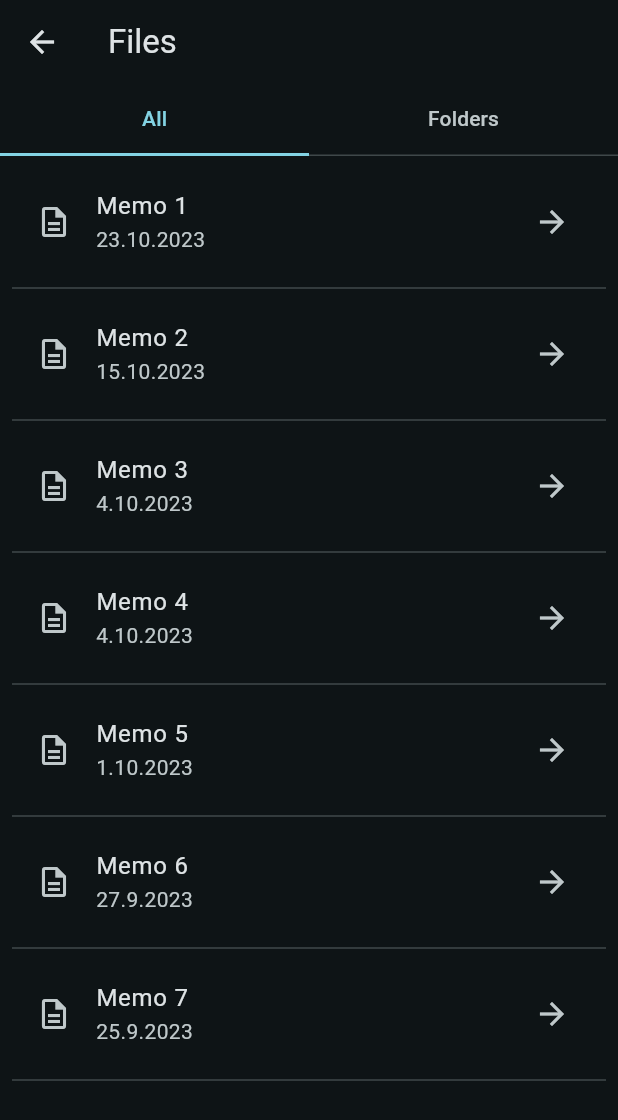
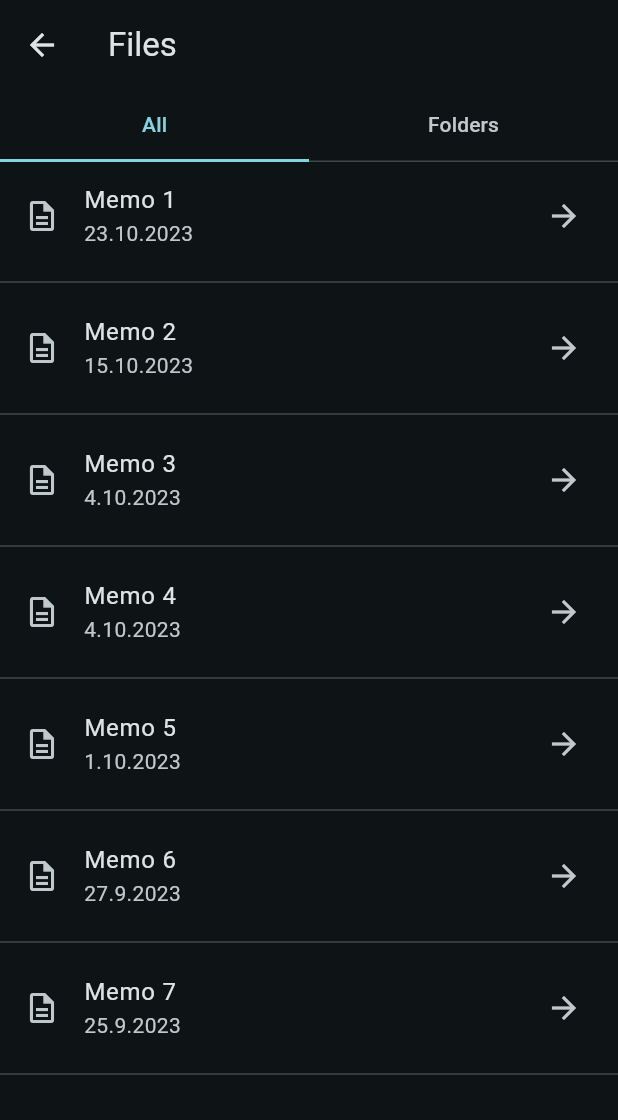
Before and after one commit to leo-usa/voice_memo, a Flutter app: the FilesPage screen opened directly, on a phone screen of 412 x 824 dp. Shown: the top 1120 px of the screen. Run offline on Flutter 3.47's test engine with Material 2 defaults, Android fonts, the light colour scheme and no system bars; our stand-ins replace audioplayers; missing offline and left inert: record; statements that could not run were skipped.

Commit message:
cleaning the code

```diff
--- a/lib/files.dart
+++ b/lib/files.dart
@@ -5,22 +5,86 @@ class FileItem {
   final String name;
   final String date;
   final String folderName;
+  // final String originalText;
+  // final String cleanedText;
+  // final String summaryText;
+  // final String audio;
 
   FileItem({
     required this.name,
     required this.date,
     required this.folderName,
+    // required this.originalText,
+    // required this.cleanedText,
+    // required this.summaryText,
+    // required this.audio,
   });
 }
 
 final List<FileItem> filenames = <FileItem>[
-  FileItem(name: 'Memo 1', date: '23.10.2023', folderName: 'Meeting notes'),
-  FileItem(name: 'Memo 2', date: '15.10.2023', folderName: 'Meeting notes'),
-  FileItem(name: 'Memo 3', date: '4.10.2023', folderName: 'Email drafts'),
-  FileItem(name: 'Memo 4', date: '4.10.2023', folderName: 'Ideas'),
-  FileItem(name: 'Memo 5', date: '1.10.2023', folderName: 'Ideas'),
-  FileItem(name: 'Memo 6', date: '27.9.2023', folderName: 'Ideas'),
-  FileItem(name: 'Memo 7', date: '25.9.2023', folderName: 'Meeting notes'),
+  FileItem(
+    name: 'Memo 1',
+    date: '23.10.2023',
+    folderName: 'Meeting notes',
+    // originalText: 'Original text for',
+    // cleanedText: 'Cleaned text for',
+    // summaryText: 'Summary text for',
+    // audio: 'Audio for'
+  ),
+  FileItem(
+    name: 'Memo 2',
+    date: '15.10.2023',
+    folderName: 'Meeting notes',
+    // originalText: 'Original text for',
+    // cleanedText: 'Cleaned text for',
+    // summaryText: 'Summary text for',
+    // audio: 'Audio for'
+  ),
+  FileItem(
+    name: 'Memo 3',
+    date: '4.10.2023',
+    folderName: 'Email drafts',
+    // originalText: 'Original text for',
+    // cleanedText: 'Cleaned text for',
+    // summaryText: 'Summary text for',
+    // audio: 'Audio for'
+  ),
+  FileItem(
+    name: 'Memo 4',
+    date: '4.10.2023',
+    folderName: 'Ideas',
+    // originalText: 'Original text for',
+    // cleanedText: 'Cleaned text for',
+    // summaryText: 'Summary text for',
+    // audio: 'Audio for'
+  ),
+  FileItem(
+    name: 'Memo 5',
+    date: '1.10.2023',
+    folderName: 'Ideas',
+    // originalText: 'Original text for',
+    // cleanedText: 'Cleaned text for',
+    // summaryText: 'Summary text for',
+    // audio: 'Audio for'
+  ),
+  FileItem(
+    name: 'Memo 6',
+    date: '27.9.2023',
+    folderName: 'Ideas',
+    // originalText: 'Original text for',
+    // cleanedText: 'Cleaned text for',
+    // summaryText: 'Summary text for',
+    // audio: 'Audio for'
+  ),
+  FileItem(
+    name: 'Memo 7',
+    date: '25.9.2023',
+    folderName: 'Meeting notes',
+    // originalText: 'Original text for',
+    // cleanedText: 'Cleaned text for',
+    // summaryText: 'Summary text for',
+    // audio: 'Audio for'
+  ),
 ];
 
 final List<String> foldernames = <String>[
@@ -34,6 +98,44 @@ class FilesPage extends StatefulWidget {
 
   @override
   State<FilesPage> createState() => _FilesPageState();
+}
+
+class FileUtils {
+  static void openFile(BuildContext context, FileItem fileItem) {
+    // Avaa tiedosto valitussa näkymässä
+    Navigator.of(context).push(
+      MaterialPageRoute(
+        builder: (context) => OpenedFilePage(title: fileItem.name),
+      ),
+    );
+  }
+}
+
+class FileListTile extends StatelessWidget {
+  final FileItem fileItem;
+  final void Function() onTap;
+
+  const FileListTile({
+    Key? key,
+    required this.fileItem,
+    required this.onTap,
+  }) : super(key: key);
+
+  @override
+  Widget build(BuildContext context) {
+    return Column(
+      children: [
+        ListTile(
+          leading: const Icon(Icons.description_outlined),
+          title: Text(fileItem.name),
+          subtitle: Text(fileItem.date),
+          trailing: const Icon(Icons.arrow_forward),
+          onTap: onTap,
+        ),
+        const Divider(),
+      ],
+    );
+  }
 }
 
 class _FilesPageState extends State<FilesPage> {
@@ -79,15 +181,6 @@ class _FilesPageState extends State<FilesPage> {
     );
   }
 
-  void _openFile(FileItem fileItem) {
-    // Avaa tiedosto valitussa näkymässä
-    Navigator.of(context).push(
-      MaterialPageRoute(
-        builder: (context) => OpenedFilePage(title: fileItem.name),
-      ),
-    );
-  }
-
   void _openFolder(String folderName) {
     setState(() {
       selectedFolder = folderName;
@@ -130,27 +223,19 @@ class _FilesPageState extends State<FilesPage> {
               });
             },
           ),
+          toolbarHeight: 60.0, // Aseta AppBarin korkeus tähän
         ),
         body: TabBarView(
           children: [
             ListView.builder(
-              padding: const EdgeInsets.all(8),
               itemCount: filenames.length,
               itemBuilder: (BuildContext context, int index) {
                 FileItem fileItem = filenames[index];
-                return Column(
-                  children: [
-                    ListTile(
-                      leading: const Icon(Icons.description_outlined),
-                      title: Text(fileItem.name),
-                      subtitle: Text(fileItem.date),
-                      trailing: const Icon(Icons.arrow_forward),
+                return FileListTile(
+                  fileItem: fileItem,
                   onTap: () {
-                        _openFile(fileItem);
+                    FileUtils.openFile(context, fileItem);
                   },
-                    ),
-                    const Divider(),
-                  ],
                 );
               },
             ),
@@ -191,8 +276,7 @@ class _FilesPageState extends State<FilesPage> {
   }
 
   List<FileItem> getFolderContent(String folderName) {
-    // Tässä voit hakea kansion sisällön jostain lähteestä
-    // Palauta luettelo tiedostoista tai muusta sisällöstä
+    // Palauta luettelo tiedostoista
     return filenames.where((file) => file.folderName == folderName).toList();
   }
 }
@@ -205,15 +289,6 @@ class FolderViewPage extends StatelessWidget {
     required this.folderName,
     required this.folderContent,
   });
-
-  void _openFile(BuildContext context, FileItem fileItem) {
-    // Avaa tiedosto valitussa näkymässä
-    Navigator.of(context).push(
-      MaterialPageRoute(
-        builder: (context) => OpenedFilePage(title: fileItem.name),
-      ),
-    );
-  }
 
   @override
   Widget build(BuildContext context) {
@@ -249,7 +324,7 @@ class FolderViewPage extends StatelessWidget {
                     value: 'deleteFolder',
                     child: Row(
                       children: <Widget>[
-                      Icon(Icons.delete),
+                        Icon(Icons.delete_outlined),
                         SizedBox(
                           width: 8.0,
                         ),
@@ -261,27 +336,27 @@ class FolderViewPage extends StatelessWidget {
               },
             ),
           ],
+          toolbarHeight: 60.0, // AppBarin korkeus tähän
         ),
-      body: ListView.builder(
+        body: folderContent.isEmpty
+            ? const Center(
+                child: Text('Folder is empty'),
+              )
+            : ListView.builder(
                 itemCount: folderContent.length,
                 itemBuilder: (BuildContext context, int index) {
-          FileItem content = folderContent[index];
-          return Column(
-            children: [
-              ListTile(
-                leading: const Icon(Icons.description_outlined),
-                title: Text(content.name),
-                subtitle: Text(content.date),
-                trailing: const Icon(Icons.arrow_forward),
+                  FileItem fileItem = folderContent[index];
+                  bool isFileInFolder = fileItem.folderName ==
+                      folderName; // Check if the file belongs to opened folder
+                  return FileListTile(
+                    fileItem: fileItem,
                     onTap: () {
-                  _openFile(context, content);
+                      if (isFileInFolder) {
+                        FileUtils.openFile(context, fileItem);
+                      }
                     },
-              ),
-              const Divider(),
-            ],
                   );
                 },
-      ),
-    );
+              ));
   }
 }
--- a/lib/main.dart
+++ b/lib/main.dart
@@ -46,7 +46,7 @@
               title:
                   Text(widget.title), // Aseta otsikko vain RecordPage-näkymälle
             )
-          : null, // Muissa näkymissä ei ole otsikkoa
+          : null, // Muissa näkymissä ei ole Voice Memo -otsikkoa
 
       bottomNavigationBar: NavigationBar(
         animationDuration: const Duration(milliseconds: 1000),
--- a/lib/opened_file_page.dart
+++ b/lib/opened_file_page.dart
@@ -90,7 +90,7 @@ class _OpenedFilePageState extends State<OpenedFilePage>
                     value: 'delete',
                     child: Row(
                       children: <Widget>[
-                        Icon(Icons.delete),
+                        Icon(Icons.delete_outlined),
                         SizedBox(
                             width: 8.0), // Pieni väli ikonin ja tekstin välillä
                         Text('Delete file'),
```
Lines whose indentation alone changed are shown as unchanged.
